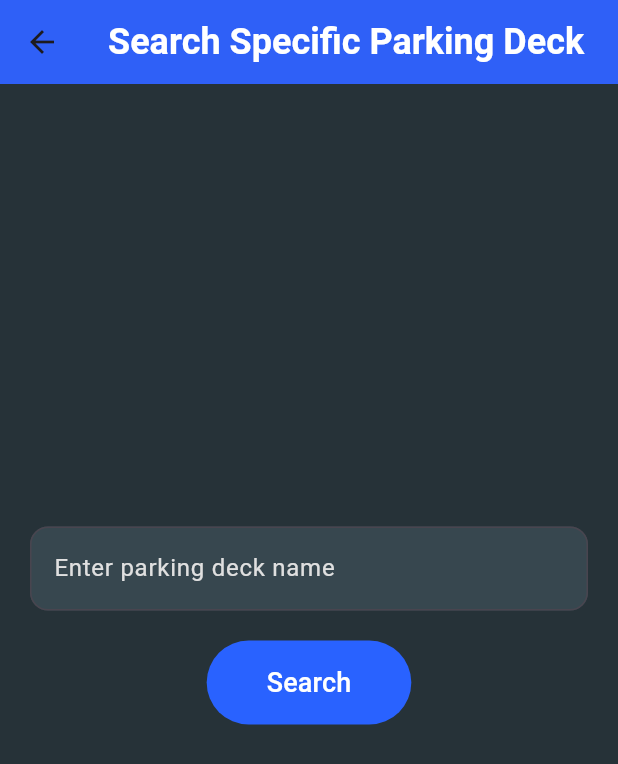
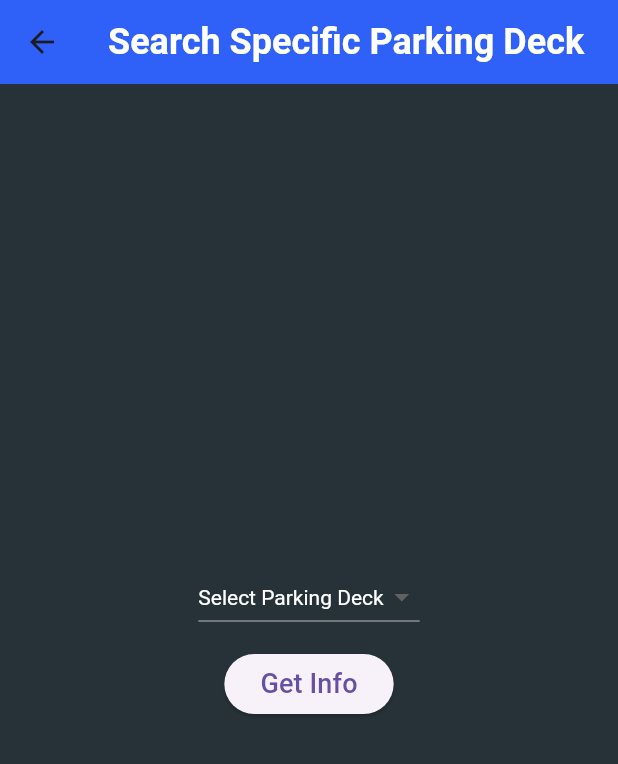
Before and after one commit to KrishnaDOS/ParkNet_Digital, a Flutter app: the SpecificParkingDeckScreen screen opened by its route, on a phone screen of 412 x 824 dp. Shown: the top 764 px of the screen. Run offline on Flutter 3.47's test engine with Material 3 defaults, Android fonts, the phone set to English and light mode, and no system bars; our stand-ins replace cloud_firestore, firebase_auth, firebase_core, flutter_map, geolocator, latlong2; accounts and stored records are empty.

Commit message:
Add files via upload
Changed search bar into a dropdown button

```diff
--- a/parkgsu/lib/specific_parking_deck.dart
+++ b/parkgsu/lib/specific_parking_deck.dart
@@ -1,3 +1,5 @@
+import 'dart:math';
+
 import 'package:flutter/material.dart';
 import 'package:cloud_firestore/cloud_firestore.dart';
 
@@ -22,11 +24,9 @@ class _SpecificParkingDeckScreenState extends State<SpecificParkingDeckScreen> {
     var collection = FirebaseFirestore.instance.collection('parkingDecks');
 
     try {
-      var querySnapshot =
-          await collection.get();  // Get all documents first
+      var querySnapshot = await collection.get();
 
       if (querySnapshot.docs.isNotEmpty) {
-        // Iterate over all documents to perform a case-insensitive search
         var deckData;
         for (var doc in querySnapshot.docs) {
           if ((doc.data()['deck_name'] as String).toLowerCase() == _deckName.toLowerCase()) {
@@ -67,6 +67,24 @@ class _SpecificParkingDeckScreenState extends State<SpecificParkingDeckScreen> {
     }
   }
 
+  final List<String> PDecks = [
+    'B Deck',
+    'C Deck',
+    'E Deck',
+    'G Deck',
+    'H Deck',
+    'K Deck',
+    'L Deck',
+    'M Deck',
+    'N Deck',
+    'R Deck',
+    'S Deck',
+    'T Deck',
+    'U Deck',
+    'V Deck',
+    'Z Deck',
+  ];
+
   @override
   Widget build(BuildContext context) {
     return Scaffold(
@@ -80,43 +98,32 @@ class _SpecificParkingDeckScreenState extends State<SpecificParkingDeckScreen> {
         backgroundColor: Colors.blueAccent[700],
         elevation: 4,
       ),
-      body: Padding(
-        padding: const EdgeInsets.all(20.0),
+      body: Center(
+        child: SingleChildScrollView(
+        //padding: const EdgeInsets.all(55.0),
         child: Column(
           mainAxisAlignment: MainAxisAlignment.center,
           children: [
-            TextField(
-              controller: _searchController,
-              decoration: InputDecoration(
-                hintText: 'Enter parking deck name',
-                hintStyle: TextStyle(color: Colors.grey[300]),
-                filled: true,
-                fillColor: Colors.blueGrey[800],
-                border: OutlineInputBorder(
-                  borderRadius: BorderRadius.circular(12),
-                ),
-              ),
+            SizedBox(height: 20),
+            DropdownButton(
+              //isDense: true,
+              hint: Text('Select Parking Deck', style: TextStyle(color: Colors.white)),
+              value: _deckName.isEmpty ? null : _deckName,
+              items: PDecks.map((e) => DropdownMenuItem(value: e, child: Text(e))).toList(),
+              onChanged: (value) {
+                setState(() {
+                  _deckName = value!;
+                });
+              },
+              dropdownColor: Colors.blueGrey[700],
               style: TextStyle(color: Colors.white),
-              onChanged: (value) {
-                _deckName = value.trim();
-                setState(() {});
-              },
             ),
-            SizedBox(height: 20),
+            SizedBox(height: 10),
             ElevatedButton(
-              onPressed: _deckName.isNotEmpty && !_isLoading
-                  ? _searchParkingDeck
-                  : null,
-              style: ButtonStyle(
-                backgroundColor: WidgetStateProperty.all(Colors.blueAccent[700]),
-                foregroundColor: WidgetStateProperty.all(Colors.white),
-                padding: WidgetStateProperty.all(
-                    EdgeInsets.symmetric(horizontal: 40, vertical: 15)),
-              ),
-              child: Text(
-                _isLoading ? 'Searching...' : 'Search',
-                style: TextStyle(fontSize: 18),
-              ),
+              onPressed: _searchParkingDeck,
+              child: _isLoading
+                  ? CircularProgressIndicator(color: Colors.white)
+                  : Text('Get Info', style: TextStyle(fontSize: 18)),
             ),
             SizedBox(height: 20),
             Text(
@@ -131,6 +138,6 @@ class _SpecificParkingDeckScreenState extends State<SpecificParkingDeckScreen> {
           ],
         ),
       ),
-    );
+    ));
   }
 }
```
